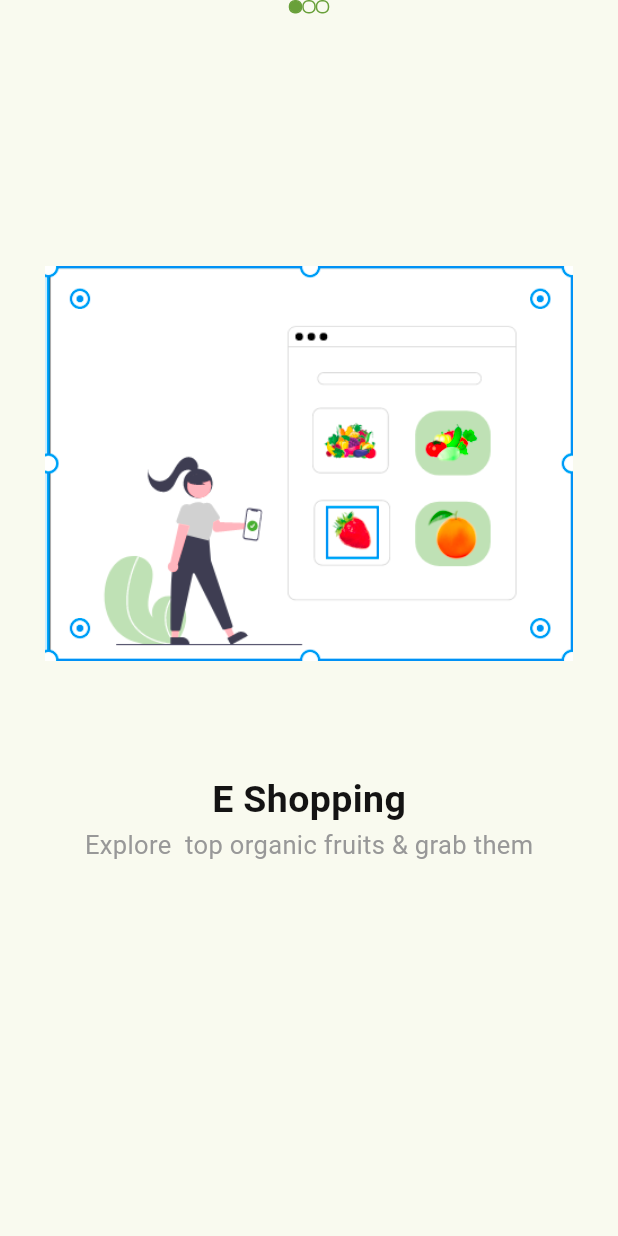
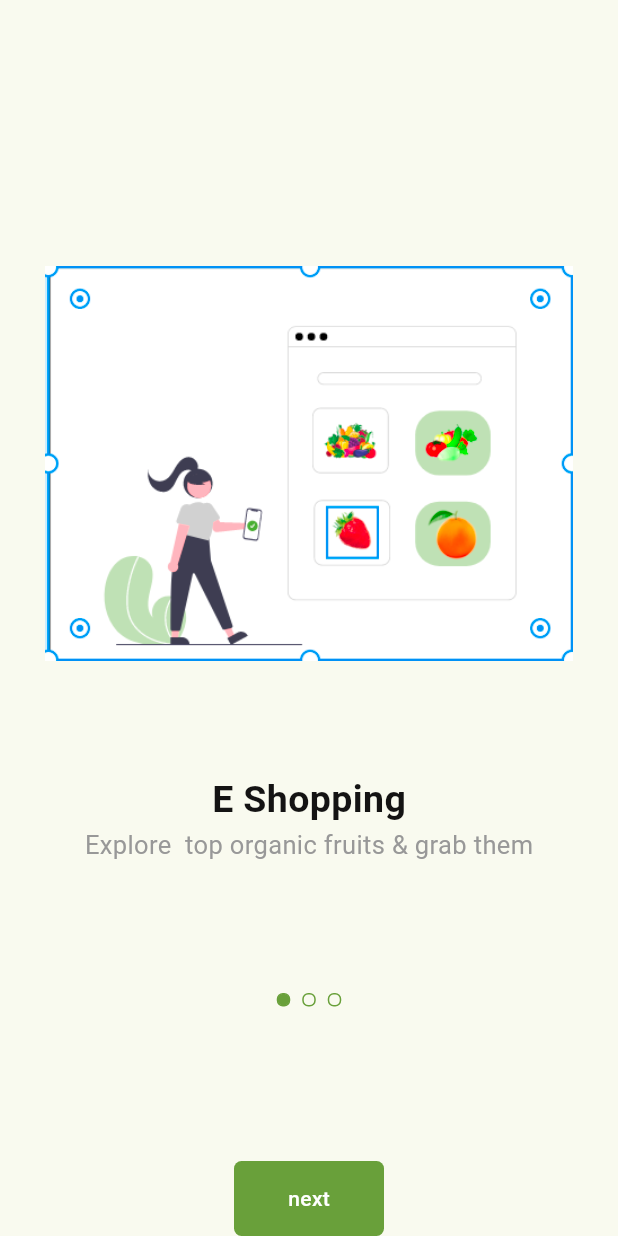
Before and after one commit to hamidkrml/fruitmarketflutter, a Flutter app: the screen it shows after launch, on a phone screen of 412 x 824 dp. Run offline on Flutter 3.47's test engine with Material 3 defaults, Android fonts, the phone set to English and light mode, and no system bars.

Commit message:
Enhance onboarding screen with additional spacing and a 'next' button; add round button widget

```diff
--- a/lib/screnn/login/onboarding_screnn.dart
+++ b/lib/screnn/login/onboarding_screnn.dart
@@ -97,6 +97,8 @@ class _OnboardingScrennState extends State<OnboardingScrenn> {
             child: Column(
               crossAxisAlignment: CrossAxisAlignment.center,
               children: [
+                Spacer(),
+                Spacer(),
                 Row(
                   mainAxisAlignment: MainAxisAlignment.center,
                   children:
@@ -106,6 +108,7 @@ class _OnboardingScrennState extends State<OnboardingScrenn> {
                         return Container(
                           width: 9,
                           height: 9,
+                          margin: EdgeInsets.symmetric(horizontal: 4),
                           decoration: BoxDecoration(
                             color:
                                 selecetpage == index
@@ -120,6 +123,27 @@ class _OnboardingScrennState extends State<OnboardingScrenn> {
                         );
                       }).toList(),
                 ),
+                SizedBox(height: context.width * 0.25),
+                InkWell(
+                  onTap: () {},
+                  child: Container(
+                    width: 100,
+                    height: 50,
+                    decoration: BoxDecoration(
+                      color: ColorExtension.primary,
+                      borderRadius: BorderRadius.circular(5),
+                    ),
+                    alignment: Alignment.center,
+                    child: Text(
+                      'next',
+                      style: TextStyle(
+                        color: ColorExtension.bg,
+                        fontSize: 14,
+                        fontWeight: FontWeight.w500,
+                      ),
+                    ),
+                  ),
+                ),
               ],
             ),
           ),
```
Also changed, not shown: lib/common_widgets/round_button.dart (added).
